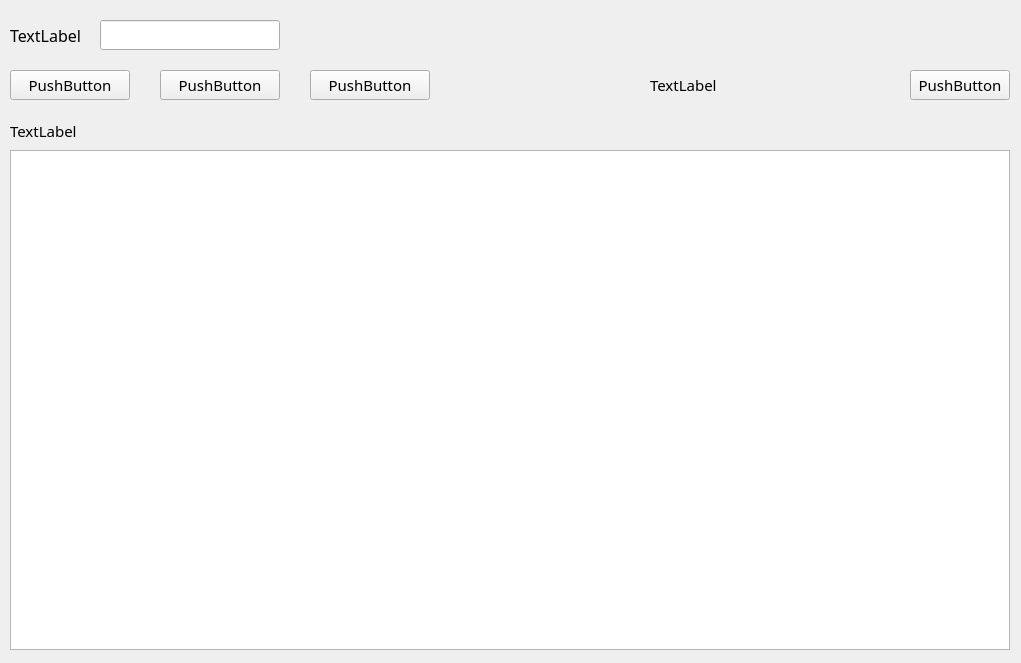
This is flight_inquiry_flightid.ui in Aloereed/Flightman_Client_DATA130039 as Qt 5 draws it before an edit. The edited form follows.
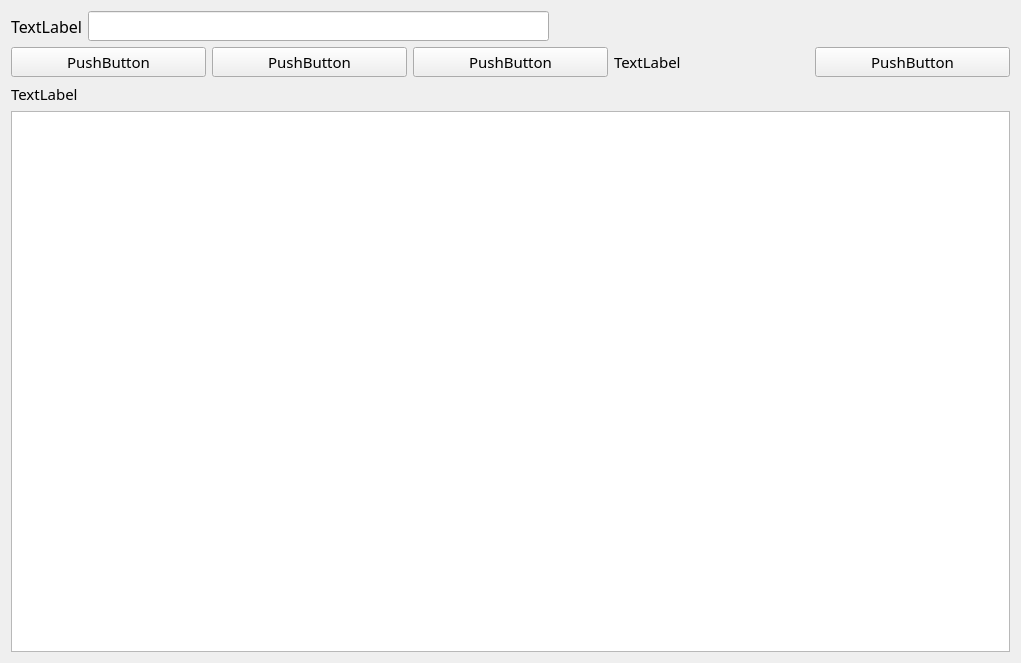
This is the edited form. Icons and pictures are not drawn.

The edit to the form file:
```diff
--- a/flight_inquiry_flightid.ui
+++ b/flight_inquiry_flightid.ui
@@ -17,165 +17,133 @@
    <iconset resource="../build-client-Desktop_Qt_5_14_2_MinGW_64_bit-Debug/debug/qmake_qmake_immediate.qrc">
     <normaloff>:/qss/Aqua.qss</normaloff>:/qss/Aqua.qss</iconset>
   </property>
-  <widget class="QTableView" name="tableView">
-   <property name="geometry">
-    <rect>
-     <x>10</x>
-     <y>150</y>
-     <width>1000</width>
-     <height>500</height>
-    </rect>
-   </property>
-  </widget>
-  <widget class="QLabel" name="flightInfo_label">
-   <property name="geometry">
-    <rect>
-     <x>10</x>
-     <y>120</y>
-     <width>131</width>
-     <height>21</height>
-    </rect>
-   </property>
-   <property name="font">
-    <font>
-     <family>Yu Gothic UI Semilight</family>
-     <pointsize>11</pointsize>
-    </font>
-   </property>
-   <property name="text">
-    <string>TextLabel</string>
-   </property>
-  </widget>
-  <widget class="QLabel" name="UserStatus">
-   <property name="geometry">
-    <rect>
-     <x>650</x>
-     <y>70</y>
-     <width>231</width>
-     <height>30</height>
-    </rect>
-   </property>
-   <property name="font">
-    <font>
-     <family>Yu Gothic UI Semilight</family>
-     <pointsize>11</pointsize>
-    </font>
-   </property>
-   <property name="text">
-    <string>TextLabel</string>
-   </property>
-  </widget>
-  <widget class="QPushButton" name="login_pushButton">
-   <property name="geometry">
-    <rect>
-     <x>910</x>
-     <y>70</y>
-     <width>100</width>
-     <height>30</height>
-    </rect>
-   </property>
-   <property name="font">
-    <font>
-     <family>Yu Gothic UI Semilight</family>
-     <pointsize>11</pointsize>
-    </font>
-   </property>
-   <property name="text">
-    <string>PushButton</string>
-   </property>
-  </widget>
-  <widget class="QPushButton" name="Cancel_pushButton">
-   <property name="geometry">
-    <rect>
-     <x>310</x>
-     <y>70</y>
-     <width>120</width>
-     <height>30</height>
-    </rect>
-   </property>
-   <property name="font">
-    <font>
-     <family>Yu Gothic UI Semilight</family>
-     <pointsize>11</pointsize>
-    </font>
-   </property>
-   <property name="text">
-    <string>PushButton</string>
-   </property>
-  </widget>
-  <widget class="QPushButton" name="Back_pushButton">
-   <property name="geometry">
-    <rect>
-     <x>160</x>
-     <y>70</y>
-     <width>120</width>
-     <height>30</height>
-    </rect>
-   </property>
-   <property name="font">
-    <font>
-     <family>Yu Gothic UI Semilight</family>
-     <pointsize>11</pointsize>
-    </font>
-   </property>
-   <property name="text">
-    <string>PushButton</string>
-   </property>
-  </widget>
-  <widget class="QPushButton" name="Confirm_pushButton">
-   <property name="geometry">
-    <rect>
-     <x>10</x>
-     <y>70</y>
-     <width>120</width>
-     <height>30</height>
-    </rect>
-   </property>
-   <property name="font">
-    <font>
-     <family>Yu Gothic UI Semilight</family>
-     <pointsize>11</pointsize>
-    </font>
-   </property>
-   <property name="text">
-    <string>PushButton</string>
-   </property>
-  </widget>
-  <widget class="QLineEdit" name="flighID_lineEdit">
-   <property name="geometry">
-    <rect>
-     <x>100</x>
-     <y>20</y>
-     <width>180</width>
-     <height>30</height>
-    </rect>
-   </property>
-   <property name="font">
-    <font>
-     <family>Yu Gothic UI Semilight</family>
-     <pointsize>11</pointsize>
-    </font>
-   </property>
-  </widget>
-  <widget class="QLabel" name="hint_label">
-   <property name="geometry">
-    <rect>
-     <x>10</x>
-     <y>20</y>
-     <width>81</width>
-     <height>30</height>
-    </rect>
-   </property>
-   <property name="font">
-    <font>
-     <family>Yu Gothic UI Semilight</family>
-     <pointsize>12</pointsize>
-    </font>
-   </property>
-   <property name="text">
-    <string>TextLabel</string>
-   </property>
-  </widget>
+  <layout class="QGridLayout" name="gridLayout">
+   <item row="0" column="0">
+    <layout class="QHBoxLayout" name="horizontalLayout">
+     <item>
+      <widget class="QLabel" name="hint_label">
+       <property name="font">
+        <font>
+         <family>Yu Gothic UI Semilight</family>
+         <pointsize>12</pointsize>
+        </font>
+       </property>
+       <property name="text">
+        <string>TextLabel</string>
+       </property>
+      </widget>
+     </item>
+     <item>
+      <widget class="QLineEdit" name="flighID_lineEdit">
+       <property name="font">
+        <font>
+         <family>Yu Gothic UI Semilight</family>
+         <pointsize>11</pointsize>
+        </font>
+       </property>
+      </widget>
+     </item>
+     <item>
+      <spacer name="horizontalSpacer">
+       <property name="orientation">
+        <enum>Qt::Horizontal</enum>
+       </property>
+       <property name="sizeHint" stdset="0">
+        <size>
+         <width>40</width>
+         <height>20</height>
+        </size>
+       </property>
+      </spacer>
+     </item>
+    </layout>
+   </item>
+   <item row="1" column="0">
+    <layout class="QHBoxLayout" name="horizontalLayout_2">
+     <item>
+      <widget class="QPushButton" name="Confirm_pushButton">
+       <property name="font">
+        <font>
+         <family>Yu Gothic UI Semilight</family>
+         <pointsize>11</pointsize>
+        </font>
+       </property>
+       <property name="text">
+        <string>PushButton</string>
+       </property>
+      </widget>
+     </item>
+     <item>
+      <widget class="QPushButton" name="Back_pushButton">
+       <property name="font">
+        <font>
+         <family>Yu Gothic UI Semilight</family>
+         <pointsize>11</pointsize>
+        </font>
+       </property>
+       <property name="text">
+        <string>PushButton</string>
+       </property>
+      </widget>
+     </item>
+     <item>
+      <widget class="QPushButton" name="Cancel_pushButton">
+       <property name="font">
+        <font>
+         <family>Yu Gothic UI Semilight</family>
+         <pointsize>11</pointsize>
+        </font>
+       </property>
+       <property name="text">
+        <string>PushButton</string>
+       </property>
+      </widget>
+     </item>
+     <item>
+      <widget class="QLabel" name="UserStatus">
+       <property name="font">
+        <font>
+         <family>Yu Gothic UI Semilight</family>
+         <pointsize>11</pointsize>
+        </font>
+       </property>
+       <property name="text">
+        <string>TextLabel</string>
+       </property>
+      </widget>
+     </item>
+     <item>
+      <widget class="QPushButton" name="login_pushButton">
+       <property name="font">
+        <font>
+         <family>Yu Gothic UI Semilight</family>
+         <pointsize>11</pointsize>
+        </font>
+       </property>
+       <property name="text">
+        <string>PushButton</string>
+       </property>
+      </widget>
+     </item>
+    </layout>
+   </item>
+   <item row="2" column="0">
+    <widget class="QLabel" name="flightInfo_label">
+     <property name="font">
+      <font>
+       <family>Yu Gothic UI Semilight</family>
+       <pointsize>11</pointsize>
+      </font>
+     </property>
+     <property name="text">
+      <string>TextLabel</string>
+     </property>
+    </widget>
+   </item>
+   <item row="3" column="0">
+    <widget class="QTableView" name="tableView"/>
+   </item>
+  </layout>
  </widget>
  <resources>
   <include location="../build-client-Desktop_Qt_5_14_2_MinGW_64_bit-Debug/debug/qmake_qmake_immediate.qrc"/>
```
